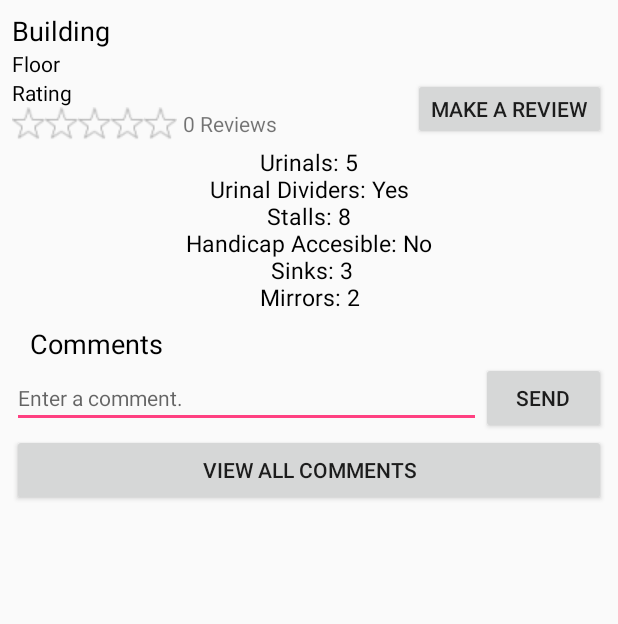
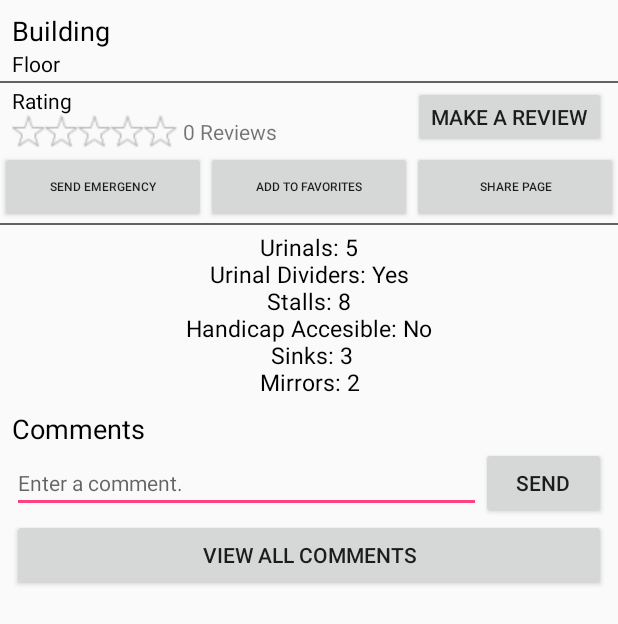
Before and after one commit to brianc725/Bruinstrooms, an Android app: the layout activity_restroom.xml on its own in the app's theme, with its tools: preview values and no code run, on a phone screen of 412 x 824 dp. Shown: the top 624 px of the screen. Run offline under Robolectric (Android 15) with nearby library versions, the phone set to English and light mode, and no system bars.

Commit message:
Added more buttons per UI specs

```diff
--- a/app/src/main/res/layout/activity_restroom.xml
+++ b/app/src/main/res/layout/activity_restroom.xml
@@ -11,6 +11,7 @@
         android:layout_width="match_parent"
         android:layout_height="wrap_content"
         android:layout_marginLeft="8dp"
+        android:layout_marginBottom="2dp"
         android:orientation="horizontal">
 
         <!-- Image profile goes here -->
@@ -44,9 +45,17 @@
 
         </LinearLayout>
 
+
+
     </LinearLayout>
 
+    <!-- Blank line across for separation-->
+    <View
+        android:layout_width="match_parent"
+        android:layout_height="1dp"
+        android:background="@color/darkerGray">
 
+    </View>
 
 
     <!-- Linear Layout for the Ratings -->
@@ -54,6 +63,8 @@
         android:layout_width="match_parent"
         android:layout_height="wrap_content"
         android:layout_marginRight="8dp"
+        android:layout_marginTop="2dp"
+        android:layout_marginBottom="2dp"
         android:orientation="horizontal">
 
         <LinearLayout
@@ -73,7 +84,8 @@
 
             <LinearLayout
                 android:layout_width="wrap_content"
-                android:layout_height="wrap_content">
+                android:layout_height="wrap_content"
+                android:orientation="horizontal">
 
         <RatingBar
             android:id="@+id/RatingBar"
@@ -96,8 +108,8 @@
                 />
             </LinearLayout> <!-- horizontal linear layout bar for stars and number -->
 
+
         </LinearLayout> <!-- Vertical linear layout bar -->
-
 
 
         <Button
@@ -108,7 +120,52 @@
             android:text="Make a Review"
             />
 
+    </LinearLayout> <!-- end of full rating bar linear layout -->
+
+    <LinearLayout
+        android:layout_width="match_parent"
+        android:layout_height="wrap_content"
+        android:orientation="horizontal">
+
+        <Button
+            android:id="@+id/EmergencyButton"
+            android:layout_width="match_parent"
+            android:layout_height="match_parent"
+            android:layout_gravity="right"
+            android:layout_weight="1"
+            android:textSize="8dp"
+            android:text="SEND EMERGENCY"
+            />
+
+        <Button
+            android:id="@+id/FavoriteButton"
+            android:layout_width="match_parent"
+            android:layout_height="match_parent"
+            android:layout_gravity="right"
+            android:layout_weight="1"
+            android:textSize="8dp"
+            android:text="Add to Favorites"
+            />
+
+        <Button
+            android:id="@+id/ShareButton"
+            android:layout_width="match_parent"
+            android:layout_height="match_parent"
+            android:layout_gravity="right"
+            android:layout_weight="1"
+            android:textSize="8dp"
+            android:text="Share Page"
+            />
+
     </LinearLayout>
+
+    <!-- Blank line across for separation-->
+    <View
+        android:layout_width="match_parent"
+        android:layout_height="1dp"
+        android:background="@color/darkerGray">
+
+    </View>
 
     <ScrollView
         android:layout_width="match_parent"
@@ -141,7 +198,6 @@
             android:layout_gravity="center"
             android:text="Comments"
             android:layout_marginTop="4dp"
-            android:layout_marginLeft="8dp"
             android:textColor="@android:color/black"
             android:textSize="18dp" />
 
```
